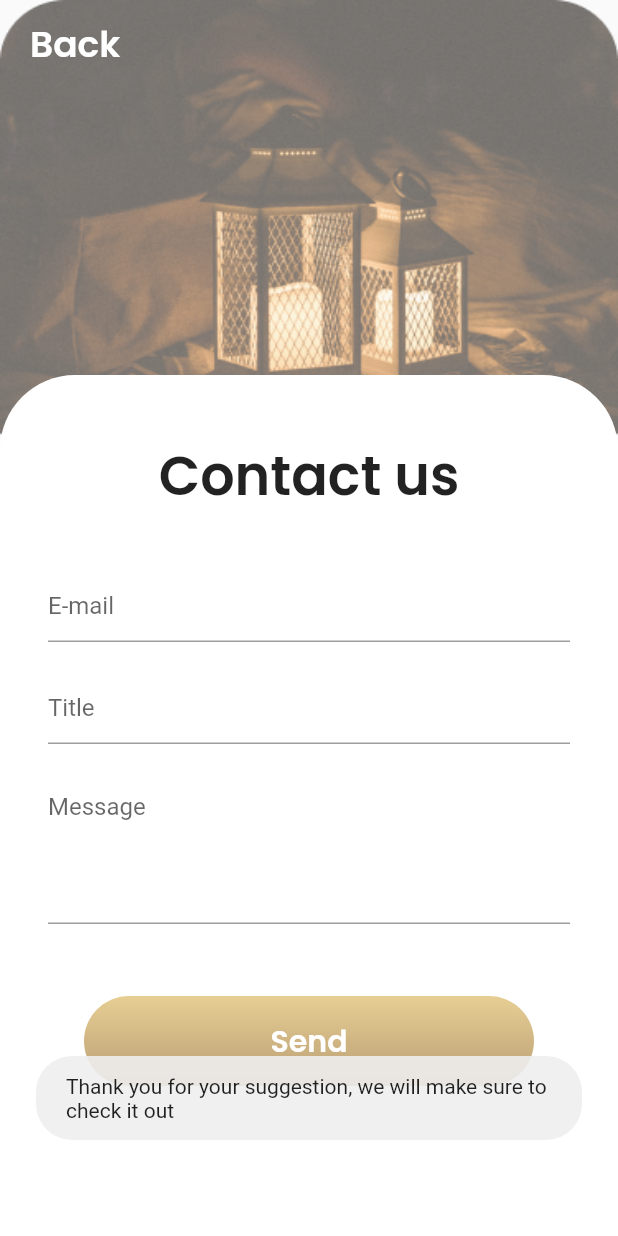
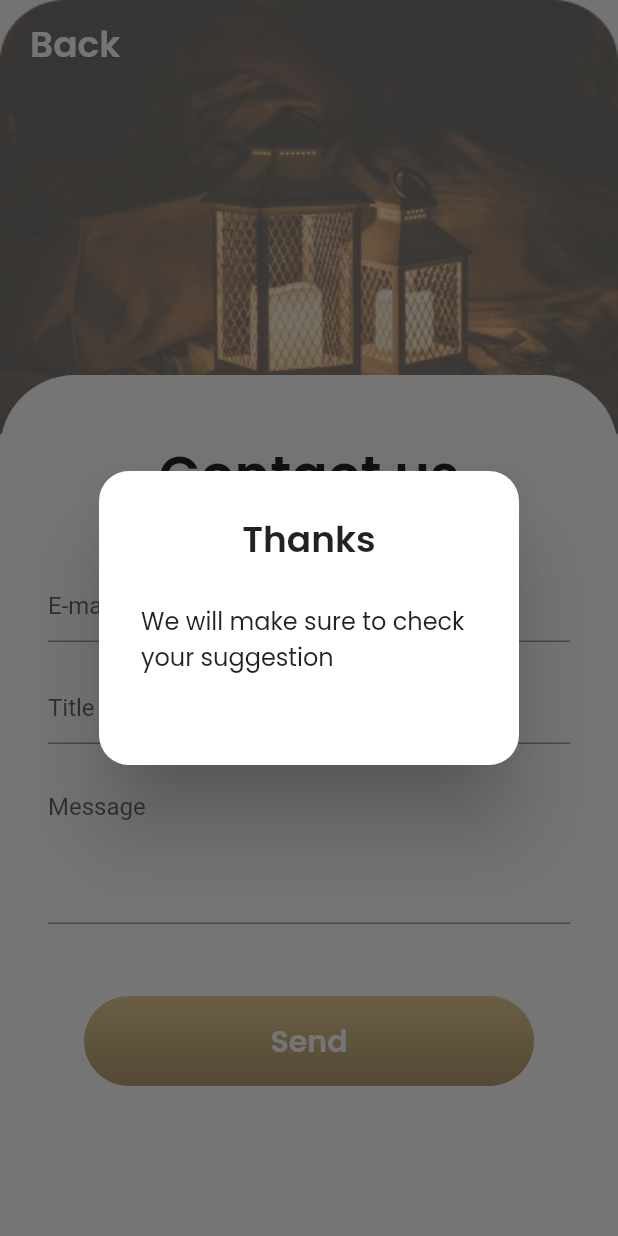
Before and after one commit to l-raouf/debug-entity, a Flutter app: the screen it shows after launch, after a tap on "Send", on a phone screen of 412 x 824 dp. Run offline on Flutter 3.47's test engine with Material 2 defaults, Android fonts, the phone set to English and light mode, and no system bars; our stand-ins replace cloud_firestore, firebase_auth, firebase_core, firebase_storage, fluttertoast, hexcolor and 1 more; accounts and stored records are empty.

Commit message:
adding contact us pop up

```diff
--- a/lib/pages/home/contact_us.dart
+++ b/lib/pages/home/contact_us.dart
@@ -1,7 +1,6 @@
 import 'package:flutter/cupertino.dart';
 import 'package:flutter/material.dart';
 import 'package:hexcolor/hexcolor.dart';
-
 import '../../services/contactServices.dart';
 class ContactUs extends StatefulWidget {
   const ContactUs({Key? key}) : super(key: key);
@@ -151,6 +150,45 @@ class _ContactUsState extends State<ContactUs> {
                                 child: GestureDetector(
                                   onTap: () {
                                     sendMessage(emailController.text,titleController.text,bodyController.text);
+                                    showDialog(
+                                      context: context,
+                                      builder: (context) {
+                                        return Dialog(
+                                          shape: RoundedRectangleBorder(
+                                            borderRadius: BorderRadius.circular(20),
+                                          ),
+                                          child: Padding(
+                                            padding: const EdgeInsets.all(28),
+                                            child: Container(
+                                              height: 140,
+                                              width: 100,
+                                              child: Column(
+                                                children: [
+                                                  Text(
+                                                    'Thanks',
+                                                    style: TextStyle(
+                                                      fontSize: 24,
+                                                      fontWeight: FontWeight.w600,
+                                                      fontFamily: 'Poppins',
+                                                    ),
+                                                  ),
+                                                  SizedBox(
+                                                    height: 24,
+                                                  ),
+                                                  Text(
+                                                      'We will make sure to check your suggestion',
+                                                    style: TextStyle(
+                                                      fontFamily: 'Poppins',
+                                                      fontSize: 16,
+                                                    ),
+                                                  ),
+                                                ],
+                                              ),
+                                            ),
+                                          ),
+                                        );
+                                      },
+                                    );
                                     //Navigator.pop(context);
                                   },
                                   child: Container(
--- a/lib/services/contactServices.dart
+++ b/lib/services/contactServices.dart
@@ -8,9 +8,7 @@ void sendMessage(String email, String title, String body) async {
       .collection("contactUs")
       .doc(id)
       .set({"id": id, "email": email, "title": title, "body": body})
-      .then((value) => Fluttertoast.showToast(
-          msg:
-              "Thank you for your suggestion, we will make sure to check it out"))
+      .then((value) => {})
       .catchError((error) => Fluttertoast.showToast(
           msg: "something went wrong, check your connection or try later"));
 }
```
